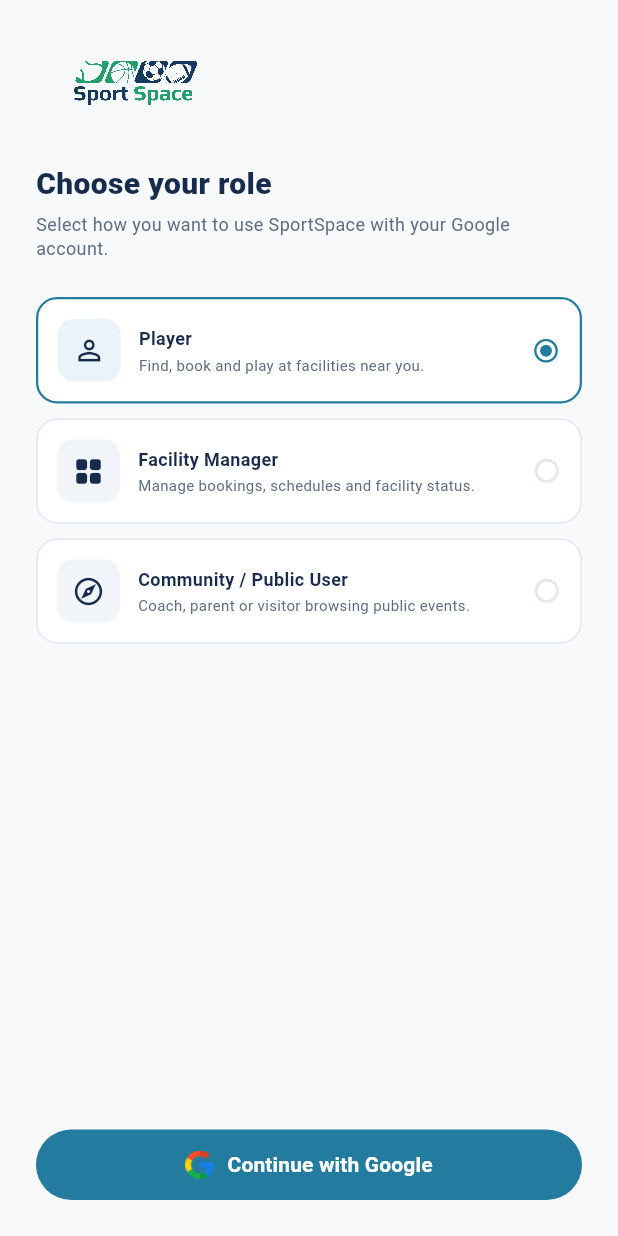
After one commit to IsiraGamlath/SportSpace, a Flutter app: the GoogleRoleSelecterScreen screen opened directly, on a phone screen of 412 x 824 dp. The commit adds this screen. Run offline on Flutter 3.47's test engine with Material 3 defaults, Android fonts, the phone set to English and light mode, and no system bars; our stand-ins replace file_picker, firebase_auth, firebase_core, google_sign_in; missing offline and left inert: flutter_stripe; accounts and stored records are empty.

Commit message:
Set up OAuth ( Google Login )

```diff
--- a/mobile/lib/services/api_service.dart
+++ b/mobile/lib/services/api_service.dart
@@ -55,6 +55,31 @@ class ApiService {
   }
 
   static Future<void> syncUserProfile({
+    required String fullName,
+    required String role,
+  }) async {
+    final user = FirebaseAuth.instance.currentUser;
+    if (user == null) {
+      throw Exception('You must be signed in to sync your profile.');
+    }
+
+    final token = await user.getIdToken();
+    final response = await _post(
+      '/users/profile',
+      headers: {
+        'Content-Type': 'application/json',
+        'Authorization': 'Bearer $token',
+      },
+      body: json.encode({'fullName': fullName, 'role': role}),
+    );
+
+    if (response.statusCode < 200 || response.statusCode >= 300) {
+      final body = json.decode(response.body) as Map<String, dynamic>;
+      throw Exception(body['message'] ?? 'Unable to save profile to MongoDB');
+    }
+  }
+
+  static Future<void> syncGoogleProfile({
     required String fullName,
     required String role,
   }) async {
@@ -244,7 +269,6 @@ class ApiService {
     }
   }
 
-
   static Future<List<Map<String, dynamic>>> fetchManagerSlots({
     String? date,
     String? courtName,
@@ -340,16 +364,26 @@ class ApiService {
     }
   }
 
-  static Future<Map<String, dynamic>> bookSlot(String id, {String? paymentIntentId, String paymentMethod = 'card', String? slipFilePath}) async {
+  static Future<Map<String, dynamic>> bookSlot(
+    String id, {
+    String? paymentIntentId,
+    String paymentMethod = 'card',
+    String? slipFilePath,
+  }) async {
     try {
       if (slipFilePath != null) {
-        var request = http.MultipartRequest('POST', Uri.parse('$baseUrl/slots/$id/book'));
+        var request = http.MultipartRequest(
+          'POST',
+          Uri.parse('$baseUrl/slots/$id/book'),
+        );
         request.fields['paymentMethod'] = paymentMethod;
         if (paymentIntentId != null) {
           request.fields['paymentIntentId'] = paymentIntentId;
         }
 
-        request.files.add(await http.MultipartFile.fromPath('slip', slipFilePath));
+        request.files.add(
+          await http.MultipartFile.fromPath('slip', slipFilePath),
+        );
 
         var streamedResponse = await request.send();
         var response = await http.Response.fromStream(streamedResponse);
--- /dev/null
+++ b/mobile/lib/views/google_role_selecter_screen.dart
@@ -0,0 +1,277 @@
+import 'package:flutter/material.dart';
+import 'package:flutter/foundation.dart';
+import 'package:firebase_auth/firebase_auth.dart';
+import 'package:google_sign_in/google_sign_in.dart';
+
+import '../services/api_service.dart';
+import '../utils/app_colors.dart';
+import 'home_screen.dart';
+import 'manager/manager_main_screen.dart';
+
+class GoogleRoleSelecterScreen extends StatefulWidget {
+  const GoogleRoleSelecterScreen({super.key});
+
+  @override
+  State<GoogleRoleSelecterScreen> createState() =>
+      _GoogleRoleSelecterScreenState();
+}
+
+class _GoogleRoleSelecterScreenState extends State<GoogleRoleSelecterScreen> {
+  int _selectedRole = 0;
+  bool _isSigningIn = false;
+
+  static const _roles = [
+    (
+      icon: Icons.person_outline,
+      title: 'Player',
+      description: 'Find, book and play at facilities near you.',
+    ),
+    (
+      icon: Icons.grid_view_rounded,
+      title: 'Facility Manager',
+      description: 'Manage bookings, schedules and facility status.',
+    ),
+    (
+      icon: Icons.explore_outlined,
+      title: 'Community / Public User',
+      description: 'Coach, parent or visitor browsing public events.',
+    ),
+  ];
+
+  Future<void> _continueWithGoogle() async {
+    setState(() => _isSigningIn = true);
+    try {
+      if (kIsWeb) {
+        await FirebaseAuth.instance.signInWithPopup(GoogleAuthProvider());
+      } else {
+        final googleSignIn = GoogleSignIn.instance;
+        await googleSignIn.initialize();
+        final googleUser = await googleSignIn.authenticate();
+        final googleAuth = googleUser.authentication;
+        final credential = GoogleAuthProvider.credential(
+          idToken: googleAuth.idToken,
+        );
+        await FirebaseAuth.instance.signInWithCredential(credential);
+      }
+
+      final user = FirebaseAuth.instance.currentUser;
+      if (user == null) {
+        throw Exception('Google sign-in did not return a user account.');
+      }
+      final selectedRole = _roles[_selectedRole].title;
+      await ApiService.syncGoogleProfile(
+        fullName: user.displayName?.trim().isNotEmpty == true
+            ? user.displayName!.trim()
+            : user.email?.split('@').first ?? 'User',
+        role: selectedRole,
+      );
+
+      if (!mounted) return;
+      final destination = _selectedRole == 1
+          ? const ManagerMainScreen()
+          : const HomeScreen();
+      Navigator.of(context).pushAndRemoveUntil(
+        MaterialPageRoute<void>(builder: (_) => destination),
+        (route) => false,
+      );
+    } on FirebaseAuthException catch (error) {
+      _showSignInError(error.message ?? 'Google sign-in failed.');
+    } on GoogleSignInException catch (error) {
+      if (error.code == GoogleSignInExceptionCode.canceled) {
+        _showSignInError('Google sign-in was cancelled.');
+      } else {
+        _showSignInError('Unable to sign in with Google.');
+      }
+    } catch (_) {
+      _showSignInError('Unable to sign in with Google.');
+    } finally {
+      if (mounted) setState(() => _isSigningIn = false);
+    }
+  }
+
+  void _showSignInError(String message) {
+    if (!mounted) return;
+    ScaffoldMessenger.of(
+      context,
+    ).showSnackBar(SnackBar(content: Text(message)));
+  }
+
+  @override
+  Widget build(BuildContext context) {
+    return Scaffold(
+      backgroundColor: AppColors.scaffoldBackground,
+      body: SafeArea(
+        child: Padding(
+          padding: const EdgeInsets.fromLTRB(24, 20, 24, 24),
+          child: Column(
+            crossAxisAlignment: CrossAxisAlignment.start,
+            children: [
+              Image.asset(
+                'assets/Sport Space logo 2.png',
+                width: 128,
+                height: 70,
+                fit: BoxFit.contain,
+                alignment: Alignment.centerLeft,
+                filterQuality: FilterQuality.none,
+              ),
+              const SizedBox(height: 18),
+              const Text(
+                'Choose your role',
+                style: TextStyle(
+                  color: AppColors.textPrimary,
+                  fontSize: 20,
+                  fontWeight: FontWeight.w800,
+                ),
+              ),
+              const SizedBox(height: 5),
+              const Text(
+                'Select how you want to use SportSpace with your Google account.',
+                style: TextStyle(
+                  color: AppColors.textSecondary,
+                  fontSize: 12,
+                  height: 1.35,
+                ),
+              ),
+              const SizedBox(height: 24),
+              ...List.generate(
+                _roles.length,
+                (index) => Padding(
+                  padding: const EdgeInsets.only(bottom: 10),
+                  child: _RoleOption(
+                    icon: _roles[index].icon,
+                    title: _roles[index].title,
+                    description: _roles[index].description,
+                    selected: _selectedRole == index,
+                    onTap: () => setState(() => _selectedRole = index),
+                  ),
+                ),
+              ),
+              const Spacer(),
+              SizedBox(
+                width: double.infinity,
+                height: 47,
+                child: ElevatedButton(
+                  onPressed: _isSigningIn ? null : _continueWithGoogle,
+                  style: ElevatedButton.styleFrom(
+                    backgroundColor: AppColors.primaryTeal,
+                    foregroundColor: Colors.white,
+                    shape: const StadiumBorder(),
+                    elevation: 0,
+                  ),
+                  child: _isSigningIn
+                      ? const SizedBox(
+                          width: 20,
+                          height: 20,
+                          child: CircularProgressIndicator(
+                            color: Colors.white,
+                            strokeWidth: 2,
+                          ),
+                        )
+                      : Row(
+                          mainAxisAlignment: MainAxisAlignment.center,
+                          children: [
+                            Image.asset(
+                              'assets/google.png',
+                              width: 19,
+                              height: 19,
+                              fit: BoxFit.contain,
+                            ),
+                            const SizedBox(width: 9),
+                            const Text(
+                              'Continue with Google',
+                              style: TextStyle(fontWeight: FontWeight.w700),
+                            ),
+                          ],
+                        ),
+                ),
+              ),
+            ],
+          ),
+        ),
+      ),
+    );
+  }
+}
+
+class _RoleOption extends StatelessWidget {
+  const _RoleOption({
+    required this.icon,
+    required this.title,
+    required this.description,
+    required this.selected,
+    required this.onTap,
+  });
+
+  final IconData icon;
+  final String title;
+  final String description;
+  final bool selected;
+  final VoidCallback onTap;
+
+  @override
+  Widget build(BuildContext context) {
+    return InkWell(
+      onTap: onTap,
+      borderRadius: BorderRadius.circular(14),
+      child: Container(
+        width: double.infinity,
+        padding: const EdgeInsets.all(13),
+        decoration: BoxDecoration(
+          color: Colors.white,
+          borderRadius: BorderRadius.circular(14),
+          border: Border.all(
+            color: selected ? AppColors.primaryTeal : AppColors.borderLight,
+            width: selected ? 1.5 : 1,
+          ),
+        ),
+        child: Row(
+          children: [
+            Container(
+              width: 42,
+              height: 42,
+              decoration: BoxDecoration(
+                color: selected
+                    ? const Color(0xFFEAF3F7)
+                    : const Color(0xFFF1F5F9),
+                borderRadius: BorderRadius.circular(11),
+              ),
+              child: Icon(icon, color: AppColors.textPrimary, size: 22),
+            ),
+            const SizedBox(width: 12),
+            Expanded(
+              child: Column(
+                crossAxisAlignment: CrossAxisAlignment.start,
+                children: [
+                  Text(
+                    title,
+                    style: const TextStyle(
+                      color: AppColors.textPrimary,
+                      fontSize: 12,
+                      fontWeight: FontWeight.w700,
+                    ),
+                  ),
+                  const SizedBox(height: 3),
+                  Text(
+                    description,
+                    style: const TextStyle(
+                      color: AppColors.textSecondary,
+                      fontSize: 10,
+                      height: 1.25,
+                    ),
+                  ),
+                ],
+              ),
+            ),
+            Icon(
+              selected
+                  ? Icons.radio_button_checked
+                  : Icons.radio_button_unchecked,
+              color: selected ? AppColors.primaryTeal : AppColors.borderLight,
+              size: 19,
+            ),
+          ],
+        ),
+      ),
+    );
+  }
+}
--- a/mobile/pubspec.yaml
+++ b/mobile/pubspec.yaml
@@ -40,6 +40,7 @@ dependencies:
   firebase_auth: ^6.7.0
   file_picker: ^13.1.0
   http_parser: ^4.1.2
+  google_sign_in: ^7.2.0
 
 dev_dependencies:
   flutter_test:
@@ -65,6 +66,7 @@ flutter:
     - assets/onboarding_athlete2.png
     - assets/bas.png
     - assets/badminton.png
+    - assets/google.png
   # The following line ensures that the Material Icons font is
   # included with your application, so that you can use the icons in
   # the material Icons class.
```
Also changed, not shown: mobile/lib/views/onboarding_screen.dart (+30 -14 lines), mobile/assets/google.png (added), mobile/pubspec.lock, 3 other files.
